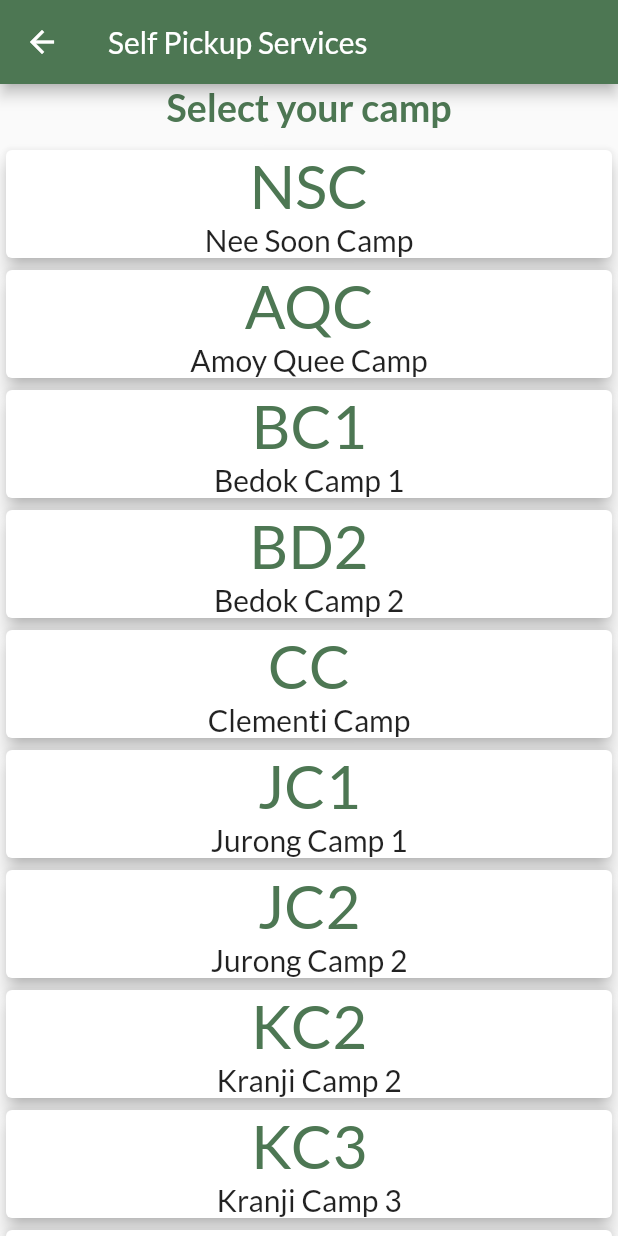
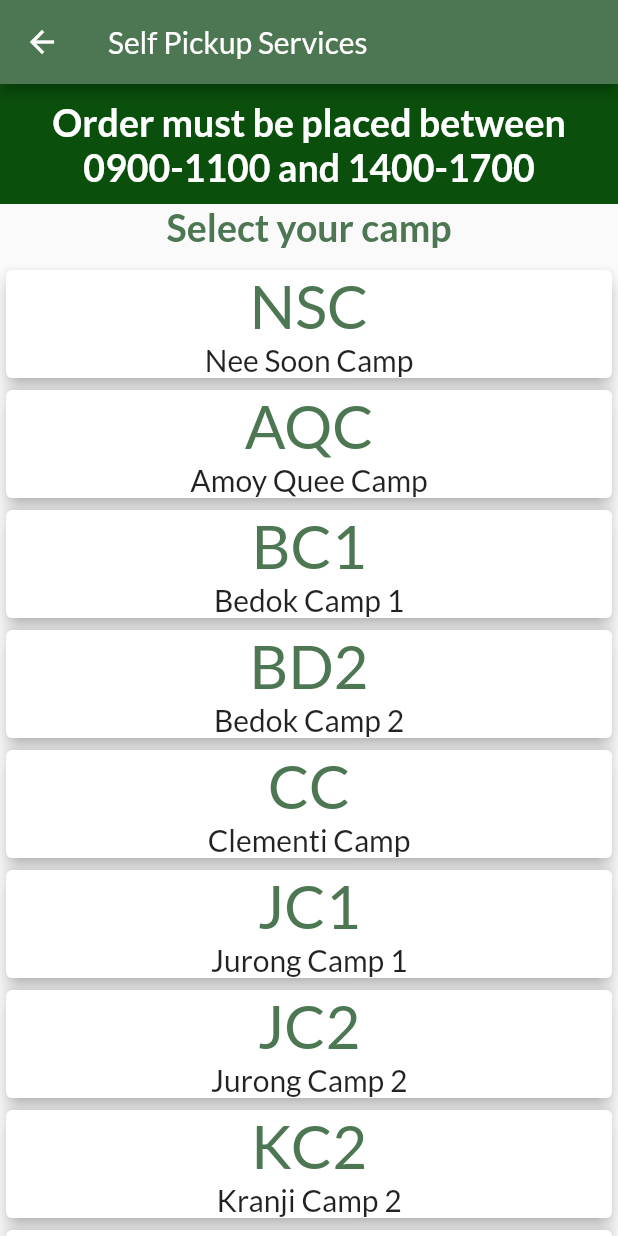
Before and after one commit to firwer/dstahackathon, a Flutter app: the EcanteenScreen screen opened by its route, on a phone screen of 412 x 824 dp. Run offline on Flutter 3.47's test engine with Material 2 defaults, Android fonts, the phone set to English and light mode, and no system bars; our stand-ins replace cloud_firestore, firebase_auth, firebase_core, flutter_svg; missing offline and left inert: dart:ffi; accounts and stored records are empty.

Commit message:
Added period for order

```diff
--- a/code-exp/lib/pages/ecanteen.dart
+++ b/code-exp/lib/pages/ecanteen.dart
@@ -26,6 +26,21 @@ class _EcanteenScreenState extends State<EcanteenScreen> {
             height: MediaQuery.of(context).size.height,
             child: ListView(
               children: [
+                Container(
+                  child: Container(
+                    padding: EdgeInsets.all(10),
+                    color: Color.fromARGB(255, 10, 80, 12),
+                    child: Text(
+                      'Order must be placed between 0900-1100 and 1400-1700',
+                      textAlign: TextAlign.center,
+                      style: TextStyle(
+                        fontWeight: FontWeight.bold,
+                        fontSize: 25,
+                        color: (Colors.white),
+                      ),
+                    ),
+                  ),
+                ),
                 Container(
                   child: Text(
                     'Select your camp',
```
